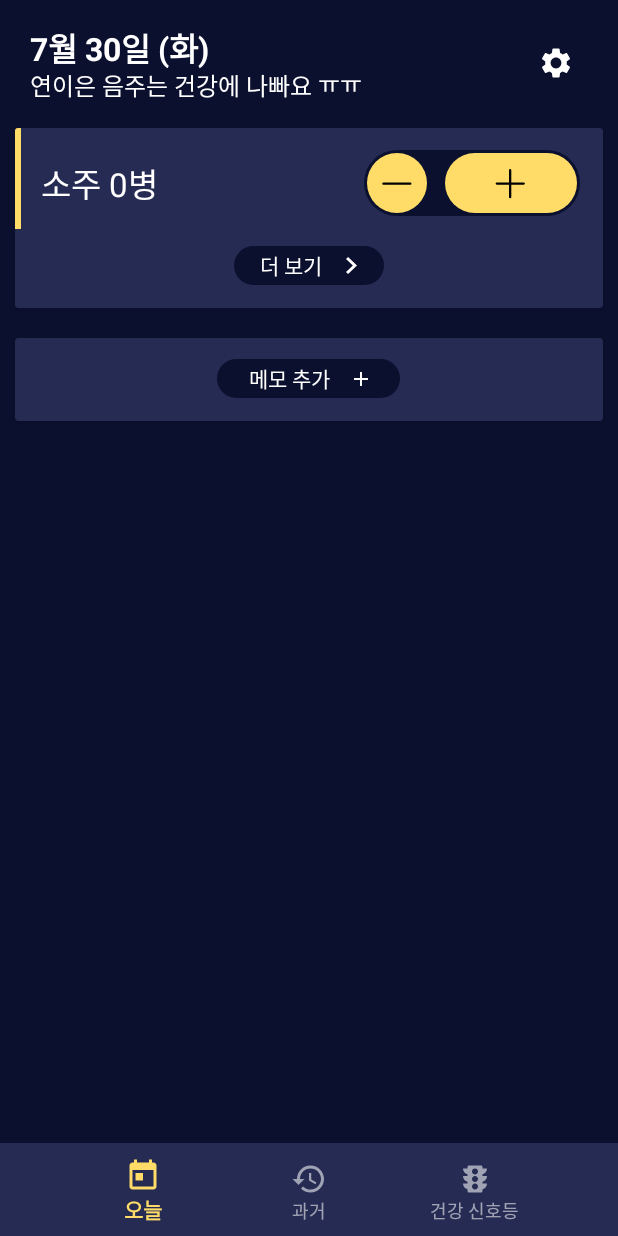
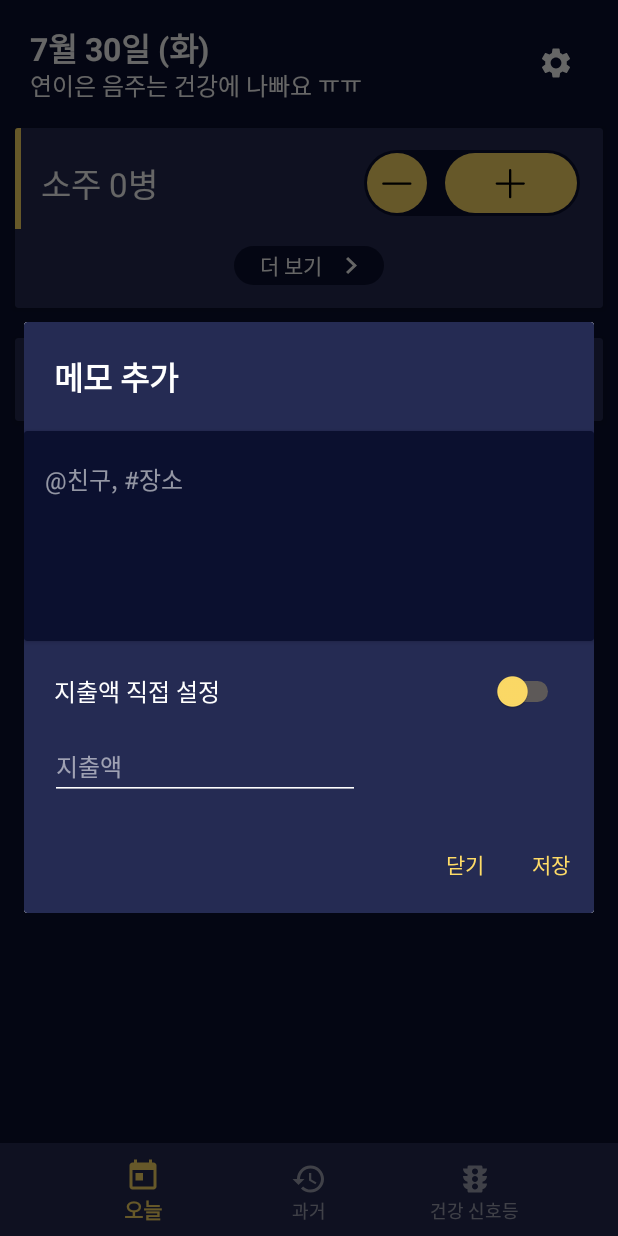
Before and after one commit to herojeff02/Sulchedule_Android, an Android app: the screen it shows after launch (MainActivity), after a tap on "메모 추가", on a phone screen of 412 x 824 dp. Run offline under Robolectric (Android 15) with nearby library versions, the phone set to English and light mode, and no system bars; our stand-ins replace AdMob, ButterKnife; libraries missing offline, so code that uses them is left out: com.gun0912.tedpermission, me.grantland.widget; pictures from the network do not load; 2 statements that could not run were skipped.

Commit message:
AddMemoDialog frame added

```diff
--- /dev/null
+++ b/app/src/main/java/com/herojeff/sulchedule/MemoDialog.java
@@ -0,0 +1,78 @@
+package com.herojeff.sulchedule;
+
+import android.app.Dialog;
+import android.content.Context;
+import android.os.Bundle;
+import android.view.View;
+import android.widget.EditText;
+import android.widget.LinearLayout;
+import android.widget.Switch;
+import android.widget.TextView;
+
+import androidx.appcompat.widget.AppCompatEditText;
+import androidx.cardview.widget.CardView;
+
+import com.herojeff.sulchedule.data.CustomColor;
+
+import butterknife.BindView;
+import butterknife.ButterKnife;
+
+public class MemoDialog extends Dialog {
+
+    @BindView(R.id.text_memo) EditText text_memo;
+    @BindView(R.id.text_expense) EditText text_expense;
+
+    @BindView(R.id.button_dismiss) TextView button_dismiss;
+    @BindView(R.id.button_save) TextView button_save;
+
+    @BindView(R.id.switch_custom) Switch switch_custom;
+
+    @BindView(R.id.text_memo_click_helper) CardView text_memo_click_helper;
+    @BindView(R.id.text_expense_container) LinearLayout text_expense_container;
+
+    boolean is_edit_mode = false;
+
+    String memo;
+    int expense;
+
+    public MemoDialog(Context context, boolean is_edit_mode) {
+        super(context);
+        this.is_edit_mode = is_edit_mode;
+    }
+
+    @Override
+    protected void onCreate(Bundle savedInstanceState) {
+        super.onCreate(savedInstanceState);
+        setContentView(R.layout.dialog_addmemo);
+        this.setCanceledOnTouchOutside(false);
+        ButterKnife.bind(this);
+
+        if (is_edit_mode) {
+            //cancel to delete
+            button_dismiss.setTextColor(CustomColor.color_traffic_red);
+            button_dismiss.setText("삭제");
+            button_dismiss.setOnClickListener(new View.OnClickListener() {
+                @Override
+                public void onClick(View v) {
+                    //todo delete
+                }
+            });
+
+        }
+
+
+        button_dismiss.setOnClickListener(new View.OnClickListener() {
+            @Override
+            public void onClick(View v) {
+                dismiss();
+            }
+        });
+        button_save.setOnClickListener(new View.OnClickListener() {
+            @Override
+            public void onClick(View v) {
+
+            }
+        });
+
+    }
+}
--- a/app/src/main/java/com/herojeff/sulchedule/MoreInfoListViewAdapter.java
+++ b/app/src/main/java/com/herojeff/sulchedule/MoreInfoListViewAdapter.java
@@ -7,13 +7,13 @@ import android.view.ViewGroup;
 import android.widget.BaseAdapter;
 import android.widget.TextView;
 
-import com.herojeff.sulchedule.data.RecordDayMoreInfoManager;
+import com.herojeff.sulchedule.data.RecordDayMemoManager;
 
 public class MoreInfoListViewAdapter extends BaseAdapter {
 
-    private final RecordDayMoreInfoManager manager;
+    private final RecordDayMemoManager manager;
 
-    public MoreInfoListViewAdapter(RecordDayMoreInfoManager manager) {
+    public MoreInfoListViewAdapter(RecordDayMemoManager manager) {
         this.manager = manager;
     }
 
@@ -42,10 +42,10 @@ public class MoreInfoListViewAdapter extends BaseAdapter {
         TextView location = convertView.findViewById(R.id.textview_location);
         TextView rest = convertView.findViewById(R.id.textview_rest);
 
-        if (manager.get(pos).getLocation().length() == 0) {
+        if (manager.get(pos).getLocationArrayList().size() == 0) {
             location.setVisibility(View.GONE);
         } else {
-            location.setText(manager.get(pos).getLocation());
+//            location.setText(manager.get(pos).getLocationArrayList());
         }
         rest.setText(buildSummaryString(pos));
 
@@ -56,7 +56,7 @@ public class MoreInfoListViewAdapter extends BaseAdapter {
         int count = 0;
         StringBuilder returnString = new StringBuilder();
 
-        if (manager.get(pos).getLocation().length() == 0) {
+        if (manager.get(pos).getLocationArrayList().size() == 0) {
             //add friends
             for (String item : manager.getFriendList()) {
                 count++;
--- a/app/src/main/java/com/herojeff/sulchedule/MoreSulActivity.java
+++ b/app/src/main/java/com/herojeff/sulchedule/MoreSulActivity.java
@@ -67,8 +67,6 @@ public class MoreSulActivity extends AppCompatActivity implements View.OnClickLi
                 startActivity(intent);
                 break;
             case R.id.add_button:
-                showAddSul();
-                break;
             case R.id.pill_more_sul_add:
                 showAddSul();
                 break;
--- a/app/src/main/java/com/herojeff/sulchedule/TodayFragment.java
+++ b/app/src/main/java/com/herojeff/sulchedule/TodayFragment.java
@@ -1,5 +1,6 @@
 package com.herojeff.sulchedule;
 
+import android.content.DialogInterface;
 import android.content.Intent;
 import android.os.Bundle;
 import android.view.LayoutInflater;
@@ -9,7 +10,6 @@ import android.widget.ImageButton;
 import android.widget.LinearLayout;
 import android.widget.ListView;
 import android.widget.TextView;
-import android.widget.Toast;
 
 import androidx.fragment.app.Fragment;
 
@@ -93,7 +93,7 @@ public class TodayFragment extends Fragment implements View.OnClickListener, Sul
         //more_info adapter
         listview_more_info = view.findViewById(R.id.listview_more_info);
         RecordDay recordDay = SharedResources.getRecordDay();
-        adapter_more_info = new MoreInfoListViewAdapter(SharedResources.getRecordDay().recordDayMoreInfoManager);
+        adapter_more_info = new MoreInfoListViewAdapter(SharedResources.getRecordDay().recordDayMemoManager);
         listview_more_info.setAdapter(adapter_more_info);
         listview_more_info.setDividerHeight(0);
 
@@ -161,10 +161,15 @@ public class TodayFragment extends Fragment implements View.OnClickListener, Sul
                 startActivity(intent);
                 break;
             case R.id.pill_more_blank:
-                //new memo
-                Toast.makeText(v.getContext(), "asdf", Toast.LENGTH_SHORT).show();
-                //update when window closed
-                adapter_more_info.notifyDataSetInvalidated();
+                final MemoDialog memoDialog = new MemoDialog(this.getContext(), false);
+                memoDialog.show();
+                memoDialog.setOnDismissListener(new DialogInterface.OnDismissListener() {
+                    @Override
+                    public void onDismiss(DialogInterface dialog) {
+                        //update when window closed
+                        adapter_more_info.notifyDataSetInvalidated();
+                    }
+                });
                 break;
         }
 
--- a/app/src/main/java/com/herojeff/sulchedule/data/RecordDay.java
+++ b/app/src/main/java/com/herojeff/sulchedule/data/RecordDay.java
@@ -5,7 +5,7 @@ import java.util.HashMap;
 
 public class RecordDay {
 
-    public RecordDayMoreInfoManager recordDayMoreInfoManager;
+    public RecordDayMemoManager recordDayMemoManager;
     private int day;
     private HashMap<Integer, Integer> sul_list = new HashMap<>(); /*<sul_index, sul_count>*/
     private boolean custom_calorie_enabled = false;
@@ -15,12 +15,12 @@ public class RecordDay {
 
     public RecordDay(int day) {
         this.day = day;
-        recordDayMoreInfoManager = new RecordDayMoreInfoManager();
+        recordDayMemoManager = new RecordDayMemoManager();
     }
 
     ////
     public boolean isTodayEmpty() {
-        if (custom_calorie_enabled || !recordDayMoreInfoManager.isEmpty()) {
+        if (custom_calorie_enabled || !recordDayMemoManager.isEmpty()) {
             return false;
         }
         if (sul_list.size() == 0) {
@@ -57,7 +57,7 @@ public class RecordDay {
     }
 
     public boolean hasCustomExpense() {
-        return recordDayMoreInfoManager.isCustomExpenseEnabled();
+        return recordDayMemoManager.isCustomExpenseEnabled();
     }
 
     public void setCertain_sul_count(String sul_name, int count) {
@@ -158,15 +158,15 @@ public class RecordDay {
     }
 
     private int getCustomExpense() {
-        return recordDayMoreInfoManager.getCustomExpense();
+        return recordDayMemoManager.getCustomExpense();
     }
 
 
     public ArrayList<String> getFriend_list() {
-        return recordDayMoreInfoManager.getFriendList();
+        return recordDayMemoManager.getFriendList();
     }
 
     public ArrayList<String> getLocation_list() {
-        return recordDayMoreInfoManager.getLocationList();
+        return recordDayMemoManager.getLocationList();
     }
 }
--- /dev/null
+++ b/app/src/main/java/com/herojeff/sulchedule/data/RecordDayMemoManager.java
@@ -0,0 +1,61 @@
+package com.herojeff.sulchedule.data;
+
+import java.util.ArrayList;
+import java.util.HashSet;
+
+public class RecordDayMemoManager {
+    private ArrayList<RecordDayMemoItem> recordDayMemoItems;
+
+    public RecordDayMemoManager() {
+        recordDayMemoItems = new ArrayList<>();
+    }
+
+    public RecordDayMemoItem get(int pos) {
+        return recordDayMemoItems.get(pos);
+    }
+
+    public int getCustomExpense() {
+        int sum = 0;
+        for (RecordDayMemoItem item : recordDayMemoItems) {
+            if(item.isCustomExpenseEnabled()){
+                sum += item.getCustomExpense();
+            }
+        }
+        return sum;
+    }
+
+    public boolean isCustomExpenseEnabled() {
+        for (RecordDayMemoItem item : recordDayMemoItems) {
+            if(item.isCustomExpenseEnabled()){
+                return true;
+            }
+        }
+        return false;
+    }
+
+    public boolean isEmpty() {
+        return false;
+    }
+
+    public int size() {
+        return recordDayMemoItems.size();
+    }
+
+    public ArrayList<String> getFriendList() {
+        ArrayList<String> returnArray = new ArrayList<>();
+        for (RecordDayMemoItem item : recordDayMemoItems) {
+            returnArray.addAll(item.getFriendArrayList());
+        }
+        returnArray = new ArrayList<>(new HashSet<>(returnArray));
+        return returnArray;
+    }
+
+    public ArrayList<String> getLocationList() {
+        ArrayList<String> returnArray = new ArrayList<>();
+        for (RecordDayMemoItem item : recordDayMemoItems) {
+            returnArray.addAll(item.getLocationArrayList());
+        }
+        returnArray = new ArrayList<>(new HashSet<>(returnArray));
+        return returnArray;
+    }
+}
--- a/app/src/main/java/com/herojeff/sulchedule/data/RecordDayMoreInfoManager.java
+++ /dev/null
@@ -1,47 +0,0 @@
-package com.herojeff.sulchedule.data;
-
-import java.util.ArrayList;
-
-public class RecordDayMoreInfoManager {
-    private ArrayList<RecordDayMoreInfoItem> recordDayMoreInfoItems;
-
-    public RecordDayMoreInfoManager() {
-        recordDayMoreInfoItems = new ArrayList<>();
-    }
-
-    public RecordDayMoreInfoItem get(int pos) {
-        return recordDayMoreInfoItems.get(pos);
-    }
-
-    public int getCustomExpense() {
-        return 0;
-    }
-
-    public boolean isCustomExpenseEnabled() {
-        return false;
-    }
-
-    public boolean isEmpty() {
-        return false;
-    }
-
-    public int size() {
-        return recordDayMoreInfoItems.size();
-    }
-
-    public ArrayList<String> getFriendList() {
-        ArrayList<String> returnArray = new ArrayList<>();
-        for (RecordDayMoreInfoItem item : recordDayMoreInfoItems) {
-            returnArray.addAll(item.getFriendList());
-        }
-        return returnArray;
-    }
-
-    public ArrayList<String> getLocationList() {
-        ArrayList<String> returnArray = new ArrayList<>();
-        for (RecordDayMoreInfoItem item : recordDayMoreInfoItems) {
-            returnArray.add(item.getLocation());
-        }
-        return returnArray;
-    }
-}
--- /dev/null
+++ b/app/src/main/res/layout/dialog_addmemo.xml
@@ -0,0 +1,132 @@
+<?xml version="1.0" encoding="utf-8"?>
+<androidx.cardview.widget.CardView xmlns:android="http://schemas.android.com/apk/res/android"
+    android:layout_width="match_parent"
+    android:layout_height="wrap_content"
+    xmlns:app="http://schemas.android.com/apk/res-auto">
+
+    <LinearLayout
+        android:layout_width="match_parent"
+        android:layout_height="wrap_content"
+        android:background="@color/colorPrimary"
+        android:orientation="vertical"
+        android:paddingTop="20dp"
+        android:paddingBottom="4dp">
+
+        <TextView
+            android:id="@+id/title_text"
+            android:layout_width="match_parent"
+            android:layout_height="wrap_content"
+            android:text="메모 추가"
+            android:textColor="@color/textWhite"
+            android:textSize="@dimen/h3"
+            android:textStyle="bold"
+            android:paddingLeft="20dp"
+            android:paddingRight="20dp"
+            android:paddingBottom="20dp"/>
+
+        <androidx.cardview.widget.CardView
+            android:id="@+id/text_memo_click_helper"
+            android:layout_width="match_parent"
+            app:cardBackgroundColor="@color/colorPrimaryDark"
+            android:layout_height="wrap_content"
+            android:minHeight="140dp">
+            <EditText
+                android:id="@+id/text_memo"
+                android:layout_width="match_parent"
+                android:layout_height="wrap_content"
+                android:layout_marginTop="10dp"
+                android:layout_marginLeft="10dp"
+                android:layout_marginRight="10dp"
+                android:backgroundTint="#00000000"
+                android:hint="\@친구, \#장소"
+                android:maxLength="10"
+                android:textColor="@color/textWhite"
+                android:textColorHint="@color/textTransparent"
+                android:textSize="@dimen/h5" />
+
+        </androidx.cardview.widget.CardView>
+
+        <RelativeLayout
+            android:layout_width="match_parent"
+            android:layout_height="wrap_content"
+            android:layout_marginTop="20dp"
+            android:paddingLeft="20dp"
+            android:paddingRight="20dp">
+            <TextView
+                android:id="@+id/text_name"
+                android:layout_width="wrap_content"
+                android:layout_centerVertical="true"
+                android:layout_height="wrap_content"
+                android:text="지출액 직접 설정"
+                android:singleLine="true"
+                android:textColor="@color/textWhite"
+                android:textSize="@dimen/h5" />
+
+            <Switch
+                android:id="@+id/switch_custom"
+                android:layout_width="wrap_content"
+                android:layout_height="wrap_content"
+                android:thumbTint="@color/colorAccent"
+                android:backgroundTint="@color/colorAccent"
+                android:trackTint="@color/colorAccent"
+                android:foregroundTint="@color/colorAccent"
+                android:buttonTint="@color/colorAccent"
+                android:drawableTint="@color/colorAccent"
+                android:layout_centerVertical="true"
+                android:layout_alignParentRight="true"/>
+        </RelativeLayout>
+
+        <LinearLayout
+            android:id="@+id/text_expense_container"
+            android:layout_width="match_parent"
+            android:layout_height="wrap_content"
+            android:layout_marginTop="14dp"
+            android:paddingLeft="17dp"
+            android:paddingRight="17dp">
+            <EditText
+                android:id="@+id/text_expense"
+                android:layout_width="0dp"
+                android:layout_weight="6"
+                android:layout_height="wrap_content"
+                android:backgroundTint="@color/textWhite"
+                android:hint="지출액"
+                android:maxLength="10"
+                android:singleLine="true"
+                android:textColor="@color/textWhite"
+                android:textColorHint="@color/textTransparent"
+                android:textSize="@dimen/h5" />
+            <Space
+                android:layout_weight="4"
+                android:layout_width="0dp"
+                android:layout_height="1dp"
+                />
+        </LinearLayout>
+
+        <RelativeLayout
+            android:layout_width="match_parent"
+            android:layout_height="wrap_content"
+            android:paddingTop="16dp"
+            android:paddingBottom="2dp">
+
+            <TextView
+                android:id="@+id/button_dismiss"
+                android:layout_width="wrap_content"
+                android:layout_height="wrap_content"
+                android:layout_toLeftOf="@id/button_save"
+                android:padding="16dp"
+                android:text="닫기"
+                android:textColor="@color/colorAccent"
+                android:textSize="@dimen/h6" />
+
+            <TextView
+                android:id="@+id/button_save"
+                android:layout_width="wrap_content"
+                android:layout_height="wrap_content"
+                android:layout_alignParentRight="true"
+                android:padding="16dp"
+                android:text="저장"
+                android:textColor="@color/colorAccent"
+                android:textSize="@dimen/h6" />
+        </RelativeLayout>
+    </LinearLayout>
+</androidx.cardview.widget.CardView>
```
Also changed, not shown: app/build.gradle (+11 -8 lines), app/src/main/java/com/herojeff/sulchedule/AddSulDialog.java (+11 -14 lines), app/src/main/java/com/herojeff/sulchedule/data/RecordDayMemoItem.java (added, +63 -0 lines), app/src/main/java/com/herojeff/sulchedule/data/RecordDayMoreInfoItem.java (deleted, +0 -54 lines), app/src/main/res/layout-v23/dialog_addsul.xml (added, +115 -0 lines), build.gradle (+4 -3 lines), gradle/wrapper/gradle-wrapper.properties, 1 other file.
